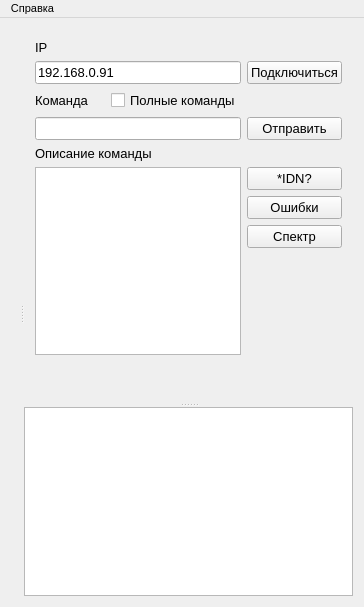
Before: the Qt Designer form ui/mainwindow.ui in irsural/spectrum_reader, drawn with Qt 5.
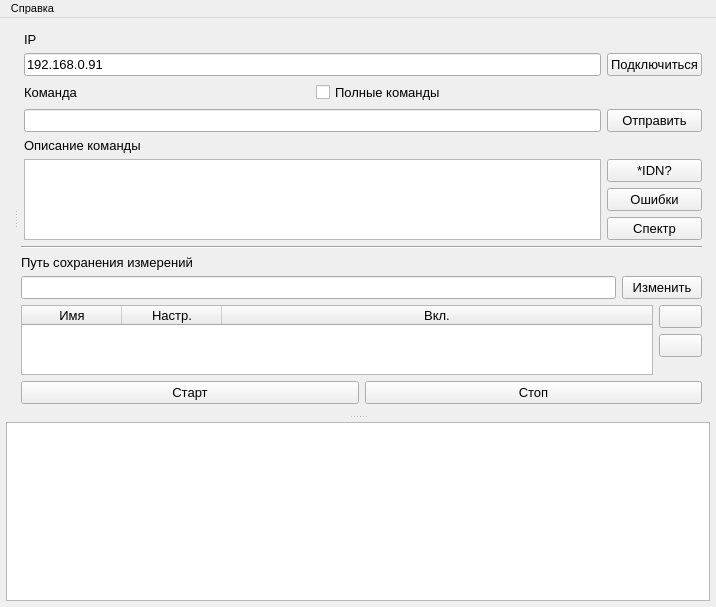
After: the same form once the commit is applied. Icons and pictures are not drawn.

```diff
--- a/ui/mainwindow.ui
+++ b/ui/mainwindow.ui
@@ -6,7 +6,7 @@
    <rect>
     <x>0</x>
     <y>0</y>
-    <width>364</width>
+    <width>716</width>
     <height>607</height>
    </rect>
   </property>
@@ -16,7 +16,7 @@
    </font>
   </property>
   <property name="windowTitle">
-   <string>Автокалибровка N4-25</string>
+   <string>TektronixControl</string>
   </property>
   <property name="windowIcon">
    <iconset>
@@ -30,54 +30,59 @@
   </property>
   <widget class="QWidget" name="centralWidget">
    <layout class="QGridLayout" name="gridLayout">
+    <property name="leftMargin">
+     <number>3</number>
+    </property>
+    <property name="topMargin">
+     <number>3</number>
+    </property>
+    <property name="rightMargin">
+     <number>3</number>
+    </property>
+    <property name="bottomMargin">
+     <number>3</number>
+    </property>
     <item row="0" column="0">
      <widget class="QSplitter" name="mw_splitter_2">
       <property name="orientation">
-       <enum>Qt::Horizontal</enum>
+       <enum>Qt::Vertical</enum>
       </property>
-      <widget class="QWidget" name="layoutWidget">
-       <layout class="QVBoxLayout" name="chart_layout">
-        <property name="leftMargin">
-         <number>0</number>
-        </property>
-        <property name="topMargin">
-         <number>0</number>
-        </property>
-        <property name="rightMargin">
-         <number>9</number>
-        </property>
-        <property name="bottomMargin">
-         <number>0</number>
-        </property>
-       </layout>
-      </widget>
       <widget class="QSplitter" name="mw_splitter_1">
+       <property name="sizePolicy">
+        <sizepolicy hsizetype="Expanding" vsizetype="Expanding">
+         <horstretch>0</horstretch>
+         <verstretch>1</verstretch>
+        </sizepolicy>
+       </property>
        <property name="orientation">
-        <enum>Qt::Vertical</enum>
+        <enum>Qt::Horizontal</enum>
        </property>
-       <widget class="QWidget" name="gridLayoutWidget">
+       <widget class="QWidget" name="layoutWidget">
+        <layout class="QVBoxLayout" name="chart_layout">
+         <property name="leftMargin">
+          <number>3</number>
+         </property>
+         <property name="topMargin">
+          <number>3</number>
+         </property>
+         <property name="rightMargin">
+          <number>3</number>
+         </property>
+         <property name="bottomMargin">
+          <number>3</number>
+         </property>
+        </layout>
+       </widget>
+       <widget class="QWidget" name="layoutWidget">
+        <layout class="QVBoxLayout" name="verticalLayout_3">
+         <property name="leftMargin">
+          <number>3</number>
+         </property>
+         <item>
         <layout class="QGridLayout" name="gridLayout_2">
-         <item row="3" column="1">
-          <widget class="QPushButton" name="send_cmd_button">
-           <property name="text">
-            <string>Отправить</string>
+           <property name="leftMargin">
+            <number>3</number>
            </property>
-          </widget>
-         </item>
-         <item row="1" column="0">
-          <widget class="QLineEdit" name="ip_edit">
-           <property name="text">
-            <string>192.168.0.91</string>
-           </property>
-          </widget>
-         </item>
-         <item row="1" column="1">
-          <widget class="QPushButton" name="connect_button">
-           <property name="text">
-            <string>Подключиться</string>
-           </property>
-          </widget>
-         </item>
          <item row="2" column="0">
           <layout class="QHBoxLayout" name="horizontalLayout">
            <item>
@@ -96,6 +101,27 @@
            </item>
           </layout>
          </item>
+           <item row="5" column="1">
+            <widget class="QPushButton" name="idn_button">
+             <property name="text">
+              <string>*IDN?</string>
+             </property>
+            </widget>
+           </item>
+           <item row="7" column="1">
+            <widget class="QPushButton" name="read_specter_button">
+             <property name="text">
+              <string>Спектр</string>
+             </property>
+            </widget>
+           </item>
+           <item row="1" column="1">
+            <widget class="QPushButton" name="connect_button">
+             <property name="text">
+              <string>Подключиться</string>
+             </property>
+            </widget>
+           </item>
          <item row="0" column="0">
           <widget class="QLabel" name="label_2">
            <property name="text">
@@ -106,8 +132,141 @@
          <item row="3" column="0">
           <widget class="QLineEdit" name="cmd_edit"/>
          </item>
-         <item row="9" column="0">
-          <spacer name="verticalSpacer_4">
+           <item row="6" column="1">
+            <widget class="QPushButton" name="error_buttons">
+             <property name="text">
+              <string>Ошибки</string>
+             </property>
+            </widget>
+           </item>
+           <item row="3" column="1">
+            <widget class="QPushButton" name="send_cmd_button">
+             <property name="text">
+              <string>Отправить</string>
+             </property>
+            </widget>
+           </item>
+           <item row="4" column="0">
+            <widget class="QLabel" name="label_3">
+             <property name="text">
+              <string>Описание команды</string>
+             </property>
+            </widget>
+           </item>
+           <item row="1" column="0">
+            <widget class="QLineEdit" name="ip_edit">
+             <property name="text">
+              <string>192.168.0.91</string>
+             </property>
+            </widget>
+           </item>
+           <item row="5" column="0" rowspan="3">
+            <widget class="QPlainTextEdit" name="cmd_description_text_edit">
+             <property name="sizePolicy">
+              <sizepolicy hsizetype="Expanding" vsizetype="Expanding">
+               <horstretch>0</horstretch>
+               <verstretch>0</verstretch>
+              </sizepolicy>
+             </property>
+             <property name="readOnly">
+              <bool>true</bool>
+             </property>
+            </widget>
+           </item>
+          </layout>
+         </item>
+         <item>
+          <widget class="Line" name="line">
+           <property name="orientation">
+            <enum>Qt::Horizontal</enum>
+           </property>
+          </widget>
+         </item>
+         <item>
+          <layout class="QVBoxLayout" name="verticalLayout_2">
+           <item>
+            <widget class="QLabel" name="label_4">
+             <property name="text">
+              <string>Путь сохранения измерений</string>
+             </property>
+            </widget>
+           </item>
+           <item>
+            <layout class="QHBoxLayout" name="horizontalLayout_3">
+             <item>
+              <widget class="QLineEdit" name="measure_path_edit"/>
+             </item>
+             <item>
+              <widget class="QPushButton" name="change_path_button">
+               <property name="text">
+                <string>Изменить</string>
+               </property>
+              </widget>
+             </item>
+            </layout>
+           </item>
+           <item>
+            <layout class="QHBoxLayout" name="horizontalLayout_2">
+             <item>
+              <widget class="QTableWidget" name="measures_table">
+               <property name="sizePolicy">
+                <sizepolicy hsizetype="Expanding" vsizetype="Expanding">
+                 <horstretch>0</horstretch>
+                 <verstretch>0</verstretch>
+                </sizepolicy>
+               </property>
+               <property name="selectionMode">
+                <enum>QAbstractItemView::SingleSelection</enum>
+               </property>
+               <property name="selectionBehavior">
+                <enum>QAbstractItemView::SelectRows</enum>
+               </property>
+               <attribute name="horizontalHeaderStretchLastSection">
+                <bool>true</bool>
+               </attribute>
+               <column>
+                <property name="text">
+                 <string>Имя</string>
+                </property>
+               </column>
+               <column>
+                <property name="text">
+                 <string>Настр.</string>
+                </property>
+               </column>
+               <column>
+                <property name="text">
+                 <string>Вкл.</string>
+                </property>
+               </column>
+              </widget>
+             </item>
+             <item>
+              <layout class="QVBoxLayout" name="verticalLayout_4">
+               <item>
+                <widget class="QPushButton" name="add_measure_button">
+                 <property name="text">
+                  <string/>
+                 </property>
+                 <property name="icon">
+                  <iconset resource="../../irspy/qt/resources/icons.qrc">
+                   <normaloff>:/icons/icons/plus.png</normaloff>:/icons/icons/plus.png</iconset>
+                 </property>
+                </widget>
+               </item>
+               <item>
+                <widget class="QPushButton" name="remove_measure_button">
+                 <property name="text">
+                  <string/>
+                 </property>
+                 <property name="icon">
+                  <iconset resource="../../irspy/qt/resources/icons.qrc">
+                   <normaloff>:/icons/icons/minus2.png</normaloff>:/icons/icons/minus2.png</iconset>
+                 </property>
+                </widget>
+               </item>
+               <item>
+                <spacer name="verticalSpacer">
            <property name="orientation">
             <enum>Qt::Vertical</enum>
            </property>
@@ -119,50 +278,58 @@
            </property>
           </spacer>
          </item>
-         <item row="5" column="0" rowspan="4">
-          <widget class="QPlainTextEdit" name="cmd_description_text_edit">
+              </layout>
+             </item>
+            </layout>
+           </item>
+           <item>
+            <layout class="QHBoxLayout" name="horizontalLayout_4">
+             <item>
+              <widget class="QPushButton" name="start_measure_button">
+               <property name="text">
+                <string>Старт</string>
+               </property>
+              </widget>
+             </item>
+             <item>
+              <widget class="QPushButton" name="stop_measure_button">
+               <property name="text">
+                <string>Стоп</string>
+               </property>
+              </widget>
+             </item>
+            </layout>
+           </item>
+          </layout>
+         </item>
+        </layout>
+       </widget>
+      </widget>
+      <widget class="QWidget" name="verticalLayoutWidget">
+       <layout class="QVBoxLayout" name="verticalLayout">
+        <property name="leftMargin">
+         <number>3</number>
+        </property>
+        <property name="topMargin">
+         <number>3</number>
+        </property>
+        <property name="rightMargin">
+         <number>3</number>
+        </property>
+        <property name="bottomMargin">
+         <number>3</number>
+        </property>
+        <item>
+         <widget class="QTextEdit" name="log_text_edit">
            <property name="sizePolicy">
             <sizepolicy hsizetype="Expanding" vsizetype="Expanding">
              <horstretch>0</horstretch>
              <verstretch>0</verstretch>
             </sizepolicy>
            </property>
-           <property name="readOnly">
-            <bool>true</bool>
-           </property>
-          </widget>
-         </item>
-         <item row="4" column="0">
-          <widget class="QLabel" name="label_3">
-           <property name="text">
-            <string>Описание команды</string>
-           </property>
-          </widget>
-         </item>
-         <item row="7" column="1">
-          <widget class="QPushButton" name="read_specter_button">
-           <property name="text">
-            <string>Спектр</string>
-           </property>
-          </widget>
-         </item>
-         <item row="6" column="1">
-          <widget class="QPushButton" name="error_buttons">
-           <property name="text">
-            <string>Ошибки</string>
-           </property>
-          </widget>
-         </item>
-         <item row="5" column="1">
-          <widget class="QPushButton" name="idn_button">
-           <property name="text">
-            <string>*IDN?</string>
-           </property>
           </widget>
          </item>
         </layout>
-       </widget>
-       <widget class="QTextEdit" name="log_text_edit"/>
       </widget>
      </widget>
     </item>
@@ -173,7 +340,7 @@
     <rect>
      <x>0</x>
      <y>0</y>
-     <width>364</width>
+     <width>716</width>
      <height>19</height>
     </rect>
    </property>
```
Lines whose indentation alone changed are shown as unchanged.
